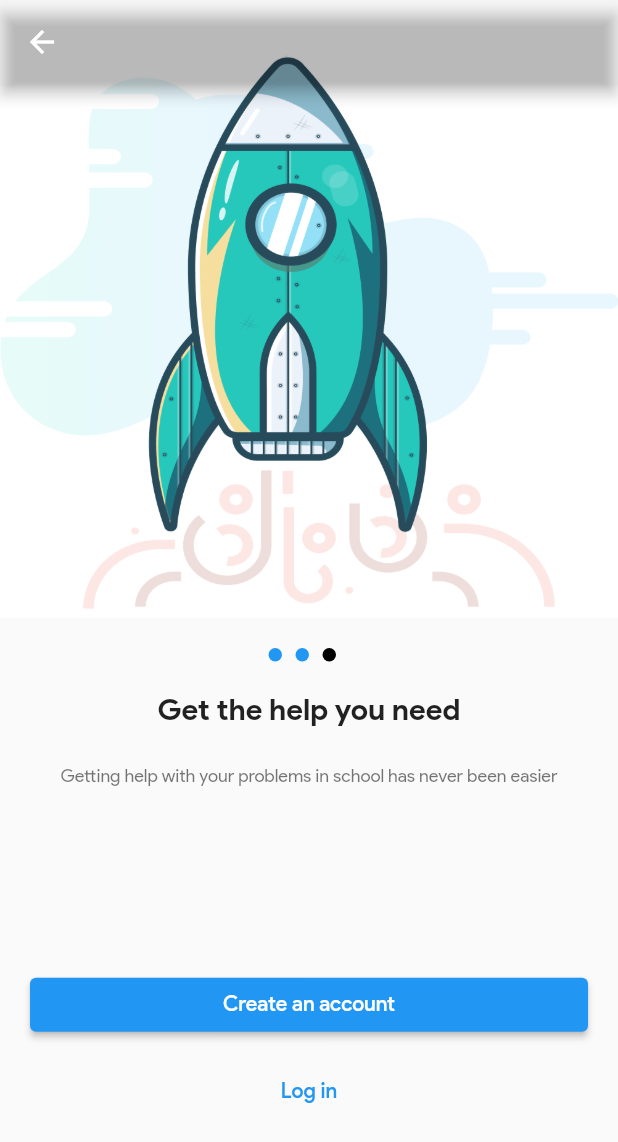
After one commit to Team-Avant-garde/Hands-In, a Flutter app: the OnBoardingScreen screen opened by its route, swiped to page 3, on a phone screen of 412 x 824 dp. The commit adds this screen. Shown: the top 1142 px of the screen. Run offline on Flutter 3.47's test engine with Material 2 defaults, Android fonts, the phone set to English and light mode, and no system bars; our stand-ins replace dio, flutter_native_splash, flutter_svg, google_nav_bar, line_icons, lottie and 2 more; missing offline and left inert: dart:ffi, unicode_emojis; network calls fail.

Commit message:
add onboarding screen

```diff
--- /dev/null
+++ b/lib/Constants/app_images.dart
@@ -0,0 +1,5 @@
+class AppImages {
+  static const String slide1 = 'assets/AppImages/onboarding_slide_1.png';
+  static const String slide2 = 'assets/AppImages/onboarding_slide_2.png';
+  static const String slide3 = 'assets/AppImages/onboarding_slide_3.png';
+}
--- /dev/null
+++ b/lib/Pages/UserPages/onboarding_screens.dart
@@ -0,0 +1,180 @@
+import 'package:flutter/material.dart';
+import 'package:flutter/services.dart';
+import 'package:handsin/Authentication&Registratino/login.dart';
+import 'package:handsin/Authentication&Registratino/register.dart';
+import 'package:handsin/Constants/app_images.dart';
+import 'package:handsin/models/onboarding.dart';
+
+class OnBoardingScreen extends StatefulWidget {
+  const OnBoardingScreen({super.key});
+
+  @override
+  State<OnBoardingScreen> createState() => _OnBoardingScreenState();
+}
+
+class _OnBoardingScreenState extends State<OnBoardingScreen> {
+  final PageController _pageController = PageController(initialPage: 0);
+
+  int _activePage = 0;
+
+  final List<Onboarding> _slides = [
+    const Onboarding(
+      title: "Welcome to Hands-In!",
+      description:
+          "Got a Problem you can't solve? Post it and get some help",
+      image: AppImages.slide1,
+    ),
+    const Onboarding(
+      title: "Meet up  with your Tutor",
+      description:
+          "Find a tutor, agree on location to meet",
+      image: AppImages.slide2,
+    ),
+    const Onboarding(
+      title: "Get the help you need",
+      description:
+          "Getting help with your problems in school has never been easier",
+      image: AppImages.slide3,
+    ),
+  ];
+
+  @override
+  void dispose() {
+    _pageController.dispose();
+    super.dispose();
+  }
+
+  @override
+  Widget build(BuildContext context) {
+    final theme = Theme.of(context);
+
+    return Scaffold(
+      extendBodyBehindAppBar: true,
+      appBar: AppBar(
+        backgroundColor: Colors.transparent,
+        systemOverlayStyle: SystemUiOverlayStyle.dark,
+      ),
+      body: Column(
+        children: [
+          SizedBox(
+            height: MediaQuery.of(context).size.height * 0.5,
+            child: PageView.builder(
+              controller: _pageController,
+              onPageChanged: (int page) {
+                setState(() => _activePage = page);
+              },
+              itemCount: _slides.length,
+              itemBuilder: (context, index) {
+                final image = _slides[index].image;
+                return Image.asset(image, fit: BoxFit.cover);
+              },
+            ),
+          ),
+          const SizedBox(
+            height: 20,
+          ),
+          SizedBox(
+            width: 100,
+            child: Row(
+              mainAxisAlignment: MainAxisAlignment.center,
+              // Begin: Page Indicator
+              children: List<Widget>.generate(
+                _slides.length,
+                (index) => Padding(
+                  padding: const EdgeInsets.only(right: 9),
+                  child: InkWell(
+                    onTap: () {
+                      _pageController.animateToPage(
+                        index,
+                        duration: const Duration(milliseconds: 300),
+                        curve: Curves.easeIn,
+                      );
+                    },
+                    child: AnimatedContainer(
+                      height: 9,
+                      width: 9,
+                      duration: const Duration(milliseconds: 300),
+                      decoration: BoxDecoration(
+                        shape: BoxShape.circle,
+                        color: _activePage == index
+                            ? theme.primaryColor
+                            : theme.indicatorColor,
+                      ),
+                      // indicate active page
+                    ),
+                  ),
+                ),
+              ),
+            ),
+          ),
+          const SizedBox(
+            height: 20,
+          ),
+          Padding(
+            padding: const EdgeInsets.symmetric(horizontal: 20),
+            child: Column(
+              children: [
+                Container(
+                  padding: const EdgeInsets.symmetric(horizontal: 20),
+                  height: MediaQuery.of(context).size.height * 0.20,
+                  child: Column(
+                    children: [
+                      Text(
+                        _slides[_activePage].title,
+                        style: theme.textTheme.titleLarge!.copyWith(
+                          fontWeight: FontWeight.w700,
+                          overflow: TextOverflow.visible,
+                        ),
+                        textAlign: TextAlign.center,
+                      ),
+                      const SizedBox(height: 24),
+                      Text(
+                        _slides[_activePage].description,
+                        textAlign: TextAlign.center,
+                        style: theme.textTheme.bodySmall!.copyWith(
+                          fontWeight: FontWeight.w400,
+                          overflow: TextOverflow.visible,
+                        ),
+                      ),
+                    ],
+                  ),
+                ),
+                const SizedBox(
+                  height: 20,
+                ),
+                SizedBox(
+                  width: double.infinity,
+                  child: ElevatedButton(
+                    child: Text("Create an account"),
+                    onPressed: () {
+                      Navigator.push(
+                        context,
+                        MaterialPageRoute(
+                          builder: (context) => const Register(),
+                        ),
+                      );
+                    },
+                  ),
+                ),
+                const SizedBox(
+                  height: 10,
+                ),
+                TextButton(
+                  child: Text("Log in"),
+                  onPressed: () {
+                    Navigator.push(
+                      context,
+                      MaterialPageRoute(
+                        builder: (context) => const Login(),
+                      ),
+                    );
+                  },
+                ),
+              ],
+            ),
+          ),
+        ],
+      ),
+    );
+  }
+}
--- a/lib/main.dart
+++ b/lib/main.dart
@@ -1,6 +1,7 @@
 import 'package:flutter/material.dart';
 import 'package:flutter_native_splash/flutter_native_splash.dart';
 import 'package:handsin/Constants/constants.dart';
+import 'package:handsin/Pages/UserPages/onboarding_screens.dart';
 import 'package:handsin/Provider/themeProvider.dart';
 import 'package:handsin/Services/authChecker.dart';
 import 'package:provider/provider.dart'; // Import Provider package
@@ -41,7 +42,8 @@ class MaterialAppWrapper extends StatelessWidget {
       theme: appTheme,
       initialRoute: '/',
       routes: {
-        '/': (context) => AuthService(),
+        '/onboarding': (context) => const OnBoardingScreen(),
+        '/': (context) => const AuthService(),
       },
     );
   }
--- /dev/null
+++ b/lib/models/onboarding.dart
@@ -0,0 +1,11 @@
+class Onboarding {
+  final String image;
+  final String title;
+  final String description;
+
+  const Onboarding({
+    required this.title,
+    required this.description,
+    required this.image,
+  });
+}
--- a/pubspec.yaml
+++ b/pubspec.yaml
@@ -81,6 +81,9 @@ flutter:
     # SVG
     - assets/AppIcons/user.svg
 
+    # images
+    - assets/AppImages/
+
   # An image asset can refer to one or more resolution-specific "variants", see
   # https://flutter.dev/assets-and-images/#resolution-aware
 
```
Also changed, not shown: lib/Authentication&Registratino/login.dart (+20 -20 lines), lib/Authentication&Registratino/register.dart (+98 -82 lines), lib/Components/postCard.dart (+0 -8 lines), assets/AppImages/onboarding_slide_1.png (added), assets/AppImages/onboarding_slide_2.png (added), assets/AppImages/onboarding_slide_3.png (added), assets/AppLogo/Helper.jpg (added).
